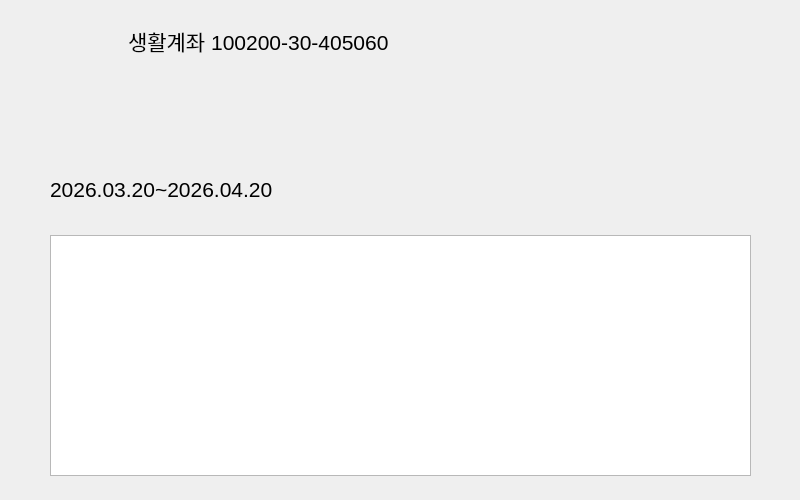
Old version of the form ui/account-history-page.ui in the repository Veda-Qt/project.
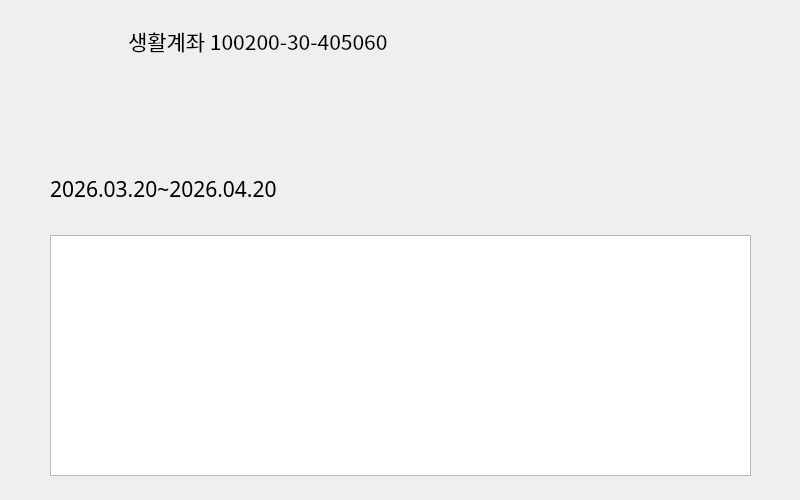
New version of the form. Icons and pictures are not drawn.

Commit message: CLEANUP: changed text font to Noto Sans KR

What changed in the file:
```diff
--- a/ui/account-history-page.ui
+++ b/ui/account-history-page.ui
@@ -90,6 +90,7 @@
        <widget class="QLabel" name="lbl_acnt_name">
         <property name="font">
          <font>
+          <family>Noto Sans KR</family>
           <pointsize>16</pointsize>
          </font>
         </property>
@@ -152,6 +153,7 @@
        <widget class="QLabel" name="lbl_ctgry">
         <property name="font">
          <font>
+          <family>Noto Sans KR</family>
           <pointsize>16</pointsize>
          </font>
         </property>
```
The commit also changes 2 other files.
